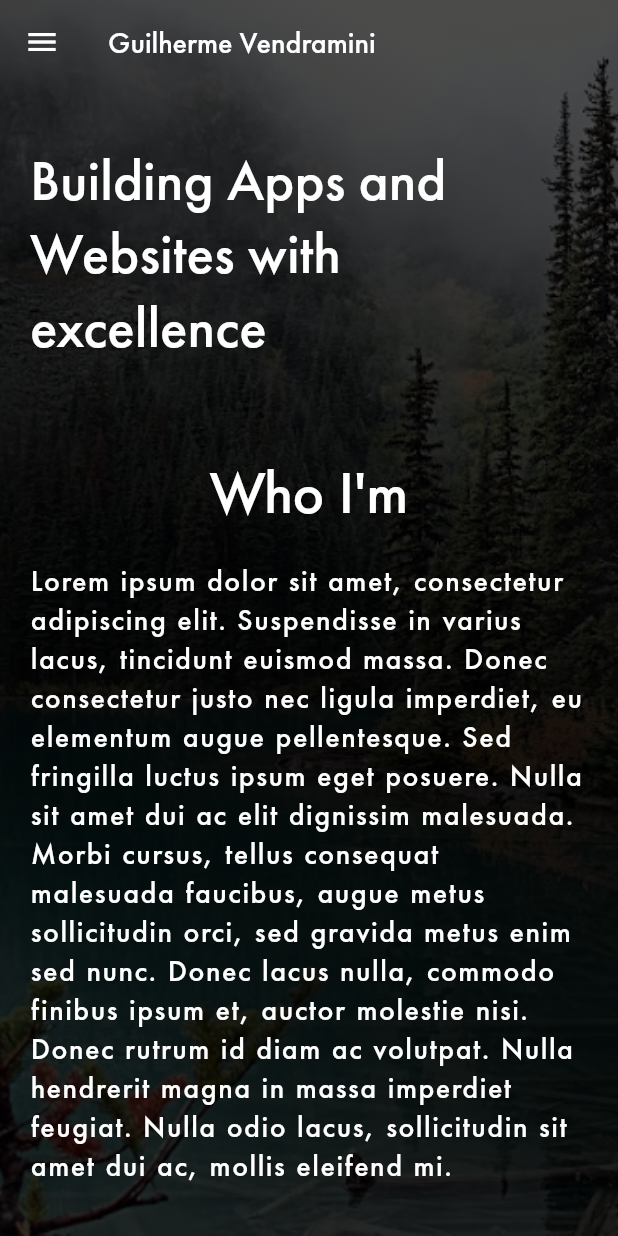
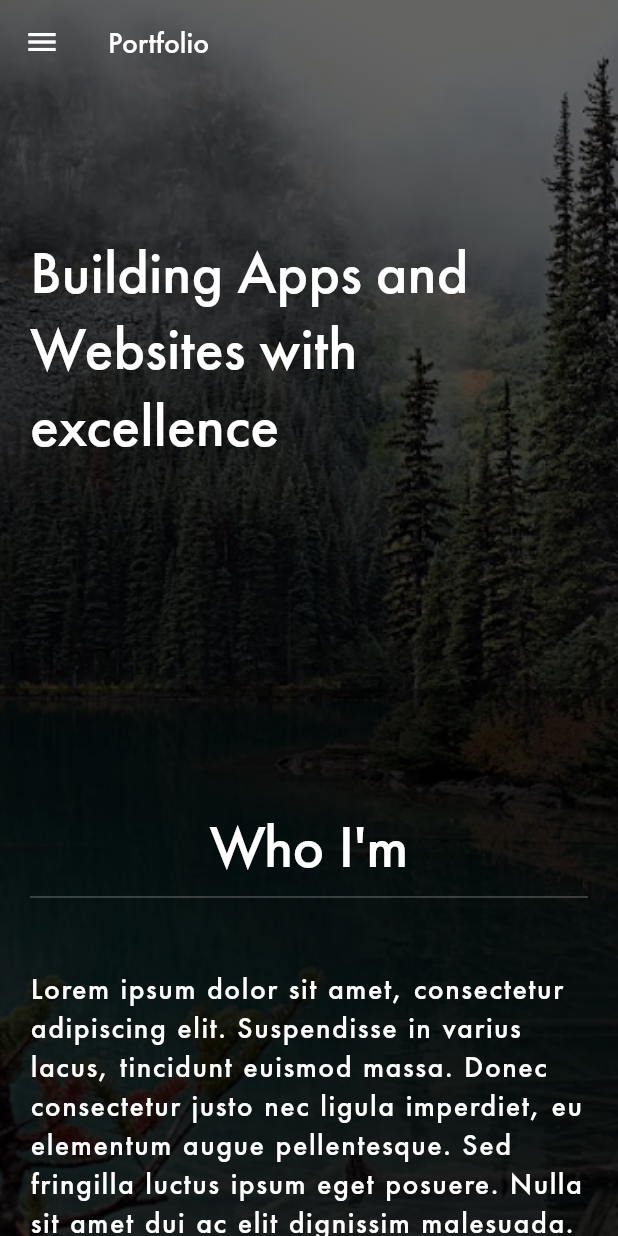
Before and after one commit to GuilhermeVendramini/flutter-portfolio, a Flutter app: the screen it shows after launch, on a phone screen of 412 x 824 dp. Run offline on Flutter 3.47's test engine with Material 2 defaults, Android fonts, the phone set to English and light mode, and no system bars.

Commit message:
app style

```diff
--- a/lib/src/app_page.dart
+++ b/lib/src/app_page.dart
@@ -50,10 +50,7 @@ class PageContent extends StatelessWidget {
             curve: Curves.fastOutSlowIn,
             child: SingleChildScrollView(
               child: Container(
-                width: MediaQuery.of(context).size.width,
-                padding: const EdgeInsets.symmetric(
-                    horizontal: 20.0, vertical: 40.0),
-                child: Center(
+                padding: const EdgeInsets.only(top: 100.0, bottom: 40.0),
                 child: Column(
                   children: <Widget>[
                     IntroductionBox(),
@@ -66,7 +63,6 @@ class PageContent extends StatelessWidget {
           ),
         ),
       ),
-      ),
     );
   }
 }
--- a/lib/src/app_theme.dart
+++ b/lib/src/app_theme.dart
@@ -12,6 +12,7 @@ class AppTheme {
     primarySwatch: Colors.grey,
     canvasColor: Colors.black.withOpacity(0.9),
     hoverColor: Colors.grey.withOpacity(0.4),
+    dividerColor: Colors.white.withOpacity(0.4),
     iconTheme: IconThemeData(
       color: Colors.white,
     ),
--- a/lib/src/shared/widgets/default_appbar.dart
+++ b/lib/src/shared/widgets/default_appbar.dart
@@ -13,7 +13,7 @@ class DefaultAppBar {
       backgroundColor: Colors.transparent,
       elevation: 0.0,
       title: Text(
-        'Guilherme Vendramini',
+        'Portfolio',
         style: TextStyle(color: _textColor),
       ),
     );
--- a/lib/src/shared/widgets/gradient_box.dart
+++ b/lib/src/shared/widgets/gradient_box.dart
@@ -10,10 +10,10 @@ class GradientBox {
         end: Alignment.bottomLeft,
         stops: [0.1, 0.5, 0.7, 0.9],
         colors: [
+          Colors.black.withOpacity(0.6),
+          Colors.black.withOpacity(0.8),
+          Colors.black.withOpacity(0.8),
           Colors.black.withOpacity(0.7),
-          Colors.black.withOpacity(0.9),
-          Colors.black.withOpacity(0.9),
-          Colors.black.withOpacity(0.8),
         ],
       ),
     );
--- a/lib/src/shared/widgets/introduction_box.dart
+++ b/lib/src/shared/widgets/introduction_box.dart
@@ -11,10 +11,13 @@ class IntroductionBox extends StatelessWidget {
     return AnimatedOpacity(
       duration: Duration(seconds: 2),
       opacity: _isAnimationStarted ? 1.0 : 0.0,
-      child: Text(
-        'Building Apps and Websites with excellence',
-        style: TextStyle(
-          fontSize: 38.0,
+      child: Padding(
+        padding: EdgeInsets.symmetric(horizontal: 20.0),
+        child: Text(
+          'Building Apps and Websites with excellence',
+          style: TextStyle(
+            fontSize: 40.0,
+          ),
         ),
       ),
     );
--- a/lib/src/shared/widgets/profile_box.dart
+++ b/lib/src/shared/widgets/profile_box.dart
@@ -9,21 +9,45 @@ class ProfileBox extends StatelessWidget {
     final _bloc = Provider.of<AppProvider>(context);
     final _isProfileAnimationStarted = _bloc.isProfileAnimationStarted;
     final double _deviceWidth = MediaQuery.of(context).size.width;
-    final double _targetWidth = _deviceWidth > 650.0 ? 650.0 : _deviceWidth * 0.95;
+    final double _targetWidth = _deviceWidth > 900.0 ? 900.0 : _deviceWidth * 0.95;
+
+    _title() {
+      return Text(
+        'Who I\'m',
+        style: TextStyle(
+          fontSize: 40.0,
+        ),
+      );
+    }
+
+    _body() {
+      return Container(
+        width: _targetWidth,
+        child: Text(
+          'Lorem ipsum dolor sit amet, consectetur adipiscing elit. Suspendisse in varius lacus, tincidunt euismod massa. Donec consectetur justo nec ligula imperdiet, eu elementum augue pellentesque. Sed fringilla luctus ipsum eget posuere. Nulla sit amet dui ac elit dignissim malesuada. Morbi cursus, tellus consequat malesuada faucibus, augue metus sollicitudin orci, sed gravida metus enim sed nunc. Donec lacus nulla, commodo finibus ipsum et, auctor molestie nisi. Donec rutrum id diam ac volutpat. Nulla hendrerit magna in massa imperdiet feugiat. Nulla odio lacus, sollicitudin sit amet dui ac, mollis eleifend mi.',
+          style: TextStyle(
+            fontSize: 20.0,
+            letterSpacing: 1.0,
+            wordSpacing: 1.0,
+          ),
+        ),
+      );
+    }
 
     return AnimatedOpacity(
       duration: Duration(seconds: 1),
       opacity: _isProfileAnimationStarted ? 1.0 : 0.0,
       child: Container(
-        width: _targetWidth,
+        width: _deviceWidth,
+        color: Colors.black.withOpacity(0.4),
+        margin: EdgeInsets.only(top: 150.0),
+        padding: EdgeInsets.symmetric(horizontal: 20.0, vertical: 80.0),
         child: Column(
           children: <Widget>[
+            _title(),
+            Divider(),
             SizedBox(
-              height: 60.0,
-            ),
-            _title(),
-            SizedBox(
-              height: 20.0,
+              height: 40.0,
             ),
             _body(),
           ],
@@ -31,24 +55,4 @@ class ProfileBox extends StatelessWidget {
       ),
     );
   }
-
-  _title() {
-    return Text(
-      'Who I\'m',
-      style: TextStyle(
-        fontSize: 40.0,
-      ),
-    );
-  }
-
-  _body() {
-    return Text(
-      'Lorem ipsum dolor sit amet, consectetur adipiscing elit. Suspendisse in varius lacus, tincidunt euismod massa. Donec consectetur justo nec ligula imperdiet, eu elementum augue pellentesque. Sed fringilla luctus ipsum eget posuere. Nulla sit amet dui ac elit dignissim malesuada. Morbi cursus, tellus consequat malesuada faucibus, augue metus sollicitudin orci, sed gravida metus enim sed nunc. Donec lacus nulla, commodo finibus ipsum et, auctor molestie nisi. Donec rutrum id diam ac volutpat. Nulla hendrerit magna in massa imperdiet feugiat. Nulla odio lacus, sollicitudin sit amet dui ac, mollis eleifend mi.',
-      style: TextStyle(
-        fontSize: 20.0,
-        letterSpacing: 1.0,
-        wordSpacing: 1.0,
-      ),
-    );
-  }
 }
--- a/lib/src/shared/widgets/work_box.dart
+++ b/lib/src/shared/widgets/work_box.dart
@@ -12,32 +12,31 @@ class WorkBox extends StatelessWidget {
     final double _targetWidth =
         _deviceWidth > 900.0 ? 900.0 : _deviceWidth * 0.95;
 
+    _title() {
+      return Text(
+        'Work',
+        style: TextStyle(
+          fontSize: 40.0,
+        ),
+      );
+    }
+
     return AnimatedOpacity(
       duration: Duration(seconds: 1),
       opacity: _isProfileAnimationStarted ? 1.0 : 0.0,
       child: Container(
         width: _targetWidth,
+        margin: EdgeInsets.only(top: 150.0),
         child: Column(
           children: <Widget>[
+            _title(),
+            Divider(),
             SizedBox(
-              height: 60.0,
-            ),
-            _title(),
-            SizedBox(
-              height: 20.0,
+              height: 40.0,
             ),
             ListWork(),
           ],
         ),
-      ),
-    );
-  }
-
-  _title() {
-    return Text(
-      'Work',
-      style: TextStyle(
-        fontSize: 40.0,
       ),
     );
   }
@@ -48,7 +47,8 @@ class ListWork extends StatelessWidget {
   Widget build(BuildContext context) {
     final double _deviceWidth = MediaQuery.of(context).size.width;
     final double _targetWidth =
-    _deviceWidth > 650.0 ? 650.0 : _deviceWidth * 0.80;
+        _deviceWidth > 650.0 ? 650.0 : _deviceWidth * 0.80;
+
     return Container(
       height: 400.0,
       child: ListView.builder(
```
Lines whose indentation alone changed are shown as unchanged.
